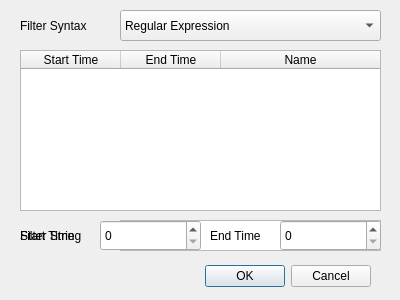
First picture: the form in src/addfunctionsdialog.ui, repository LLNL/ravel, before the edit.
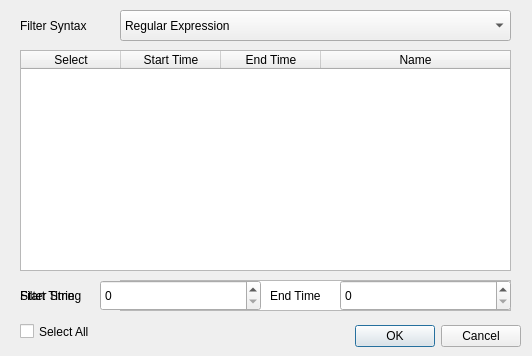
Second picture: the form after the edit.

Patch:
```diff
--- a/src/addfunctionsdialog.ui
+++ b/src/addfunctionsdialog.ui
@@ -6,8 +6,8 @@
    <rect>
     <x>0</x>
     <y>0</y>
-    <width>400</width>
-    <height>300</height>
+    <width>532</width>
+    <height>356</height>
    </rect>
   </property>
   <property name="windowTitle">
@@ -16,8 +16,8 @@
   <widget class="QDialogButtonBox" name="buttonBox">
    <property name="geometry">
     <rect>
-     <x>30</x>
-     <y>260</y>
+     <x>180</x>
+     <y>320</y>
      <width>341</width>
      <height>32</height>
     </rect>
@@ -34,7 +34,7 @@
     <rect>
      <x>120</x>
      <y>10</y>
-     <width>261</width>
+     <width>391</width>
      <height>31</height>
     </rect>
    </property>
@@ -74,7 +74,7 @@
    <property name="geometry">
     <rect>
      <x>20</x>
-     <y>220</y>
+     <y>280</y>
      <width>101</width>
      <height>31</height>
     </rect>
@@ -90,8 +90,8 @@
    <property name="geometry">
     <rect>
      <x>120</x>
-     <y>220</y>
-     <width>261</width>
+     <y>280</y>
+     <width>391</width>
      <height>31</height>
     </rect>
    </property>
@@ -100,8 +100,8 @@
    <property name="geometry">
     <rect>
      <x>100</x>
-     <y>220</y>
-     <width>101</width>
+     <y>280</y>
+     <width>161</width>
      <height>31</height>
     </rect>
    </property>
@@ -109,9 +109,9 @@
   <widget class="QSpinBox" name="filterEnd">
    <property name="geometry">
     <rect>
-     <x>280</x>
-     <y>220</y>
-     <width>101</width>
+     <x>340</x>
+     <y>280</y>
+     <width>171</width>
      <height>31</height>
     </rect>
    </property>
@@ -120,7 +120,7 @@
    <property name="geometry">
     <rect>
      <x>20</x>
-     <y>220</y>
+     <y>280</y>
      <width>81</width>
      <height>31</height>
     </rect>
@@ -132,8 +132,8 @@
   <widget class="QLabel" name="filterEndLabel">
    <property name="geometry">
     <rect>
-     <x>210</x>
-     <y>220</y>
+     <x>270</x>
+     <y>280</y>
      <width>71</width>
      <height>31</height>
     </rect>
@@ -147,13 +147,18 @@
     <rect>
      <x>20</x>
      <y>50</y>
-     <width>361</width>
-     <height>161</height>
+     <width>491</width>
+     <height>221</height>
     </rect>
    </property>
    <attribute name="horizontalHeaderStretchLastSection">
     <bool>true</bool>
    </attribute>
+   <column>
+    <property name="text">
+     <string>Select</string>
+    </property>
+   </column>
    <column>
     <property name="text">
      <string>Start Time</string>
@@ -170,6 +175,19 @@
     </property>
    </column>
   </widget>
+  <widget class="QCheckBox" name="selectAllFunctions">
+   <property name="geometry">
+    <rect>
+     <x>20</x>
+     <y>320</y>
+     <width>111</width>
+     <height>23</height>
+    </rect>
+   </property>
+   <property name="text">
+    <string>Select All</string>
+   </property>
+  </widget>
  </widget>
  <resources/>
  <connections>
```
Left out of the diff: 2 changed lines with no effect on the pictures.
